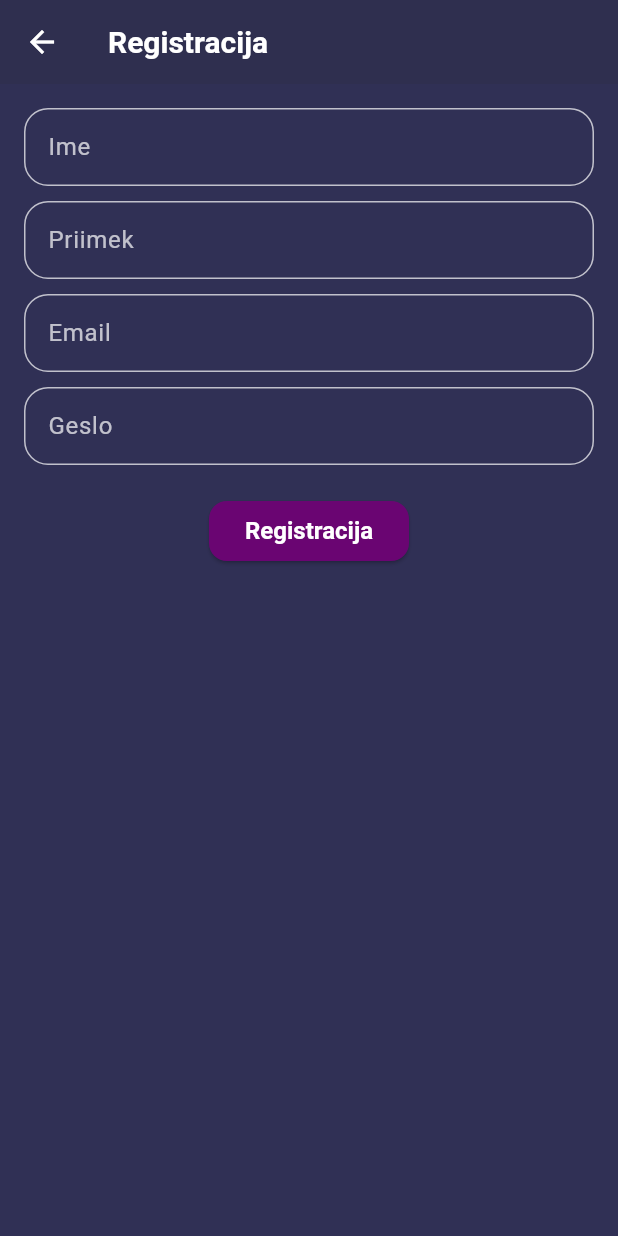
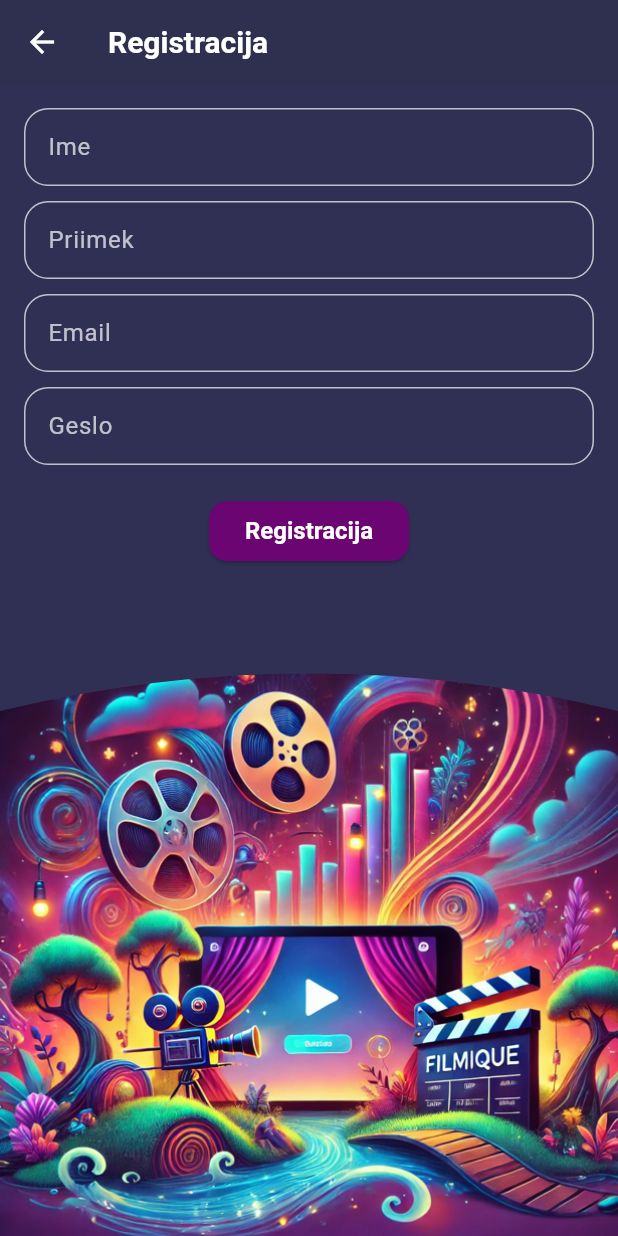
Before and after one commit to gajciii/rvirProjekt, a Flutter app: the screen it shows after launch, after a tap on "Še nimate računa? Registrirajte se", on a phone screen of 412 x 824 dp. Run offline on Flutter 3.47's test engine with Material 3 defaults, Android fonts, the phone set to English and light mode, and no system bars; our stand-ins replace cloud_firestore, firebase_auth, firebase_core, flutter_dotenv; accounts and stored records are empty.

Commit message:
navigacijski meni animacije, izgled in login ter register izgled

```diff
--- a/filmique/lib/login.dart
+++ b/filmique/lib/login.dart
@@ -53,14 +53,36 @@ class _LoginPageState extends State<LoginPage> {
   @override
   Widget build(BuildContext context) {
     return Scaffold(
-      appBar: AppBar(
-        title: Text("Prijava", style: Theme.of(context).appBarTheme.titleTextStyle),
+      body: Stack(
+        children: [
+          Positioned(
+            bottom: 0,
+            left: 0,
+            right: 0,
+            child: ClipPath(
+              clipper: TopCurveClipper(),
+              child: Container(
+                height: 300,
+                decoration: const BoxDecoration(
+                  image: DecorationImage(
+                    image: AssetImage('lib/images/grafika.png'),
+                    fit: BoxFit.cover,
                   ),
-      body: Padding(
-        padding: const EdgeInsets.all(16.0),
+                ),
+              ),
+            ),
+          ),
+          Padding(
+            padding: const EdgeInsets.symmetric(horizontal: 16.0),
             child: Column(
               mainAxisAlignment: MainAxisAlignment.center,
               children: [
+                Text(
+                  "Prijava",
+                  style: Theme.of(context).textTheme.headlineMedium,
+                  textAlign: TextAlign.center,
+                ),
+                const SizedBox(height: 40),
                 TextField(
                   controller: emailController,
                   decoration: InputDecoration(
@@ -92,6 +114,7 @@ class _LoginPageState extends State<LoginPage> {
                   onPressed: signIn,
                   child: const Text("Prijava"),
                 ),
+                const SizedBox(height: 20),
                 TextButton(
                   onPressed: () {
                     Navigator.push(
@@ -107,6 +130,30 @@ class _LoginPageState extends State<LoginPage> {
               ],
             ),
           ),
+        ],
+      ),
     );
   }
 }
+
+
+class TopCurveClipper extends CustomClipper<Path> { //slika in obroba
+  @override
+  Path getClip(Size size) {
+    final Path path = Path();
+    path.moveTo(0, 50);
+    path.quadraticBezierTo(
+      size.width / 2, 0,
+      size.width, 50,
+    );
+    path.lineTo(size.width, size.height);
+    path.lineTo(0, size.height);
+    path.close();
+    return path;
+  }
+
+  @override
+  bool shouldReclip(CustomClipper<Path> oldClipper) {
+    return false;
+  }
+}
--- a/filmique/lib/sign-up.dart
+++ b/filmique/lib/sign-up.dart
@@ -69,9 +69,11 @@ class _SignUpPageState extends State<SignUpPage> {
       appBar: AppBar(
         title: Text("Registracija", style: Theme.of(context).appBarTheme.titleTextStyle),
       ),
-      body: Padding(
+      body: Column(
+        children: [
+          Expanded(
+            child: SingleChildScrollView(
               padding: const EdgeInsets.all(16.0),
-        child: SingleChildScrollView(
               child: Column(
                 children: [
                   TextField(
@@ -135,6 +137,39 @@ class _SignUpPageState extends State<SignUpPage> {
               ),
             ),
           ),
+          // Image with curve at the bottom
+          ClipPath(
+            clipper: TopCurveClipper(),
+            child: Image.asset(
+              'lib/images/grafika.png',
+              fit: BoxFit.cover,
+              height: 400,
+              width: double.infinity,
+            ),
+          ),
+        ],
+      ),
     );
   }
 }
+
+class TopCurveClipper extends CustomClipper<Path> {
+  @override
+  Path getClip(Size size) {
+    final Path path = Path();
+    path.moveTo(0, 50);
+    path.quadraticBezierTo(
+      size.width / 2, 0,
+      size.width, 50,
+    );
+    path.lineTo(size.width, size.height);
+    path.lineTo(0, size.height);
+    path.close();
+    return path;
+  }
+
+  @override
+  bool shouldReclip(CustomClipper<Path> oldClipper) {
+    return false;
+  }
+}
--- a/filmique/pubspec.yaml
+++ b/filmique/pubspec.yaml
@@ -69,6 +69,7 @@ flutter:
   #   - images/a_dot_ham.jpeg
   assets:
     - .env
+    - lib/images/grafika.png
 
   # An image asset can refer to one or more resolution-specific "variants", see
   # https://flutter.dev/to/resolution-aware-images
```
Also changed, not shown: filmique/lib/dropdown_menu.dart (+121 -26 lines), filmique/lib/images/grafika.png (added). Lines whose indentation alone changed are shown as unchanged.
